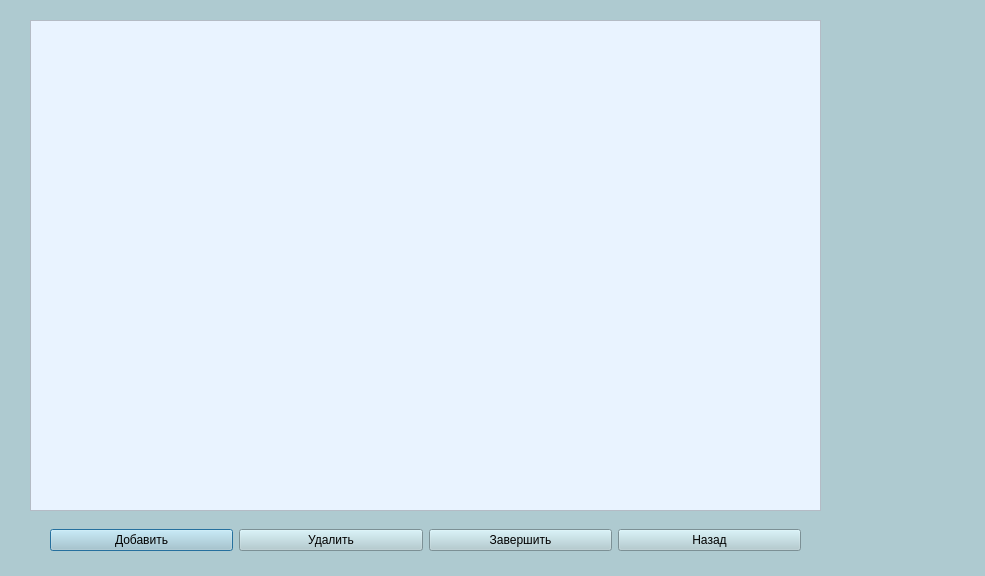
The window that course/editworkswindow.ui (TFed555/Coursework) describes before a commit, drawn with Qt 5.
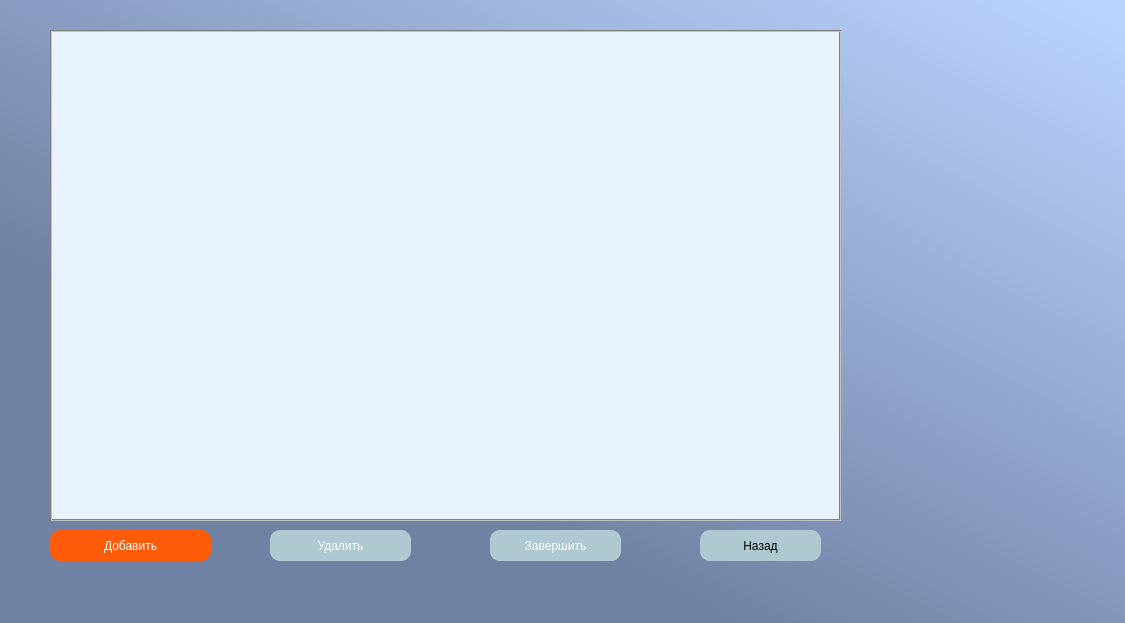
The same window after the commit.

```diff
--- a/course/editworkswindow.ui
+++ b/course/editworkswindow.ui
@@ -6,68 +6,125 @@
    <rect>
     <x>0</x>
     <y>0</y>
-    <width>985</width>
-    <height>576</height>
+    <width>1125</width>
+    <height>623</height>
    </rect>
   </property>
   <property name="windowTitle">
    <string>Dialog</string>
   </property>
   <property name="styleSheet">
-   <string notr="true">background-color: rgb(174, 202, 208);</string>
+   <string notr="true"/>
   </property>
+  <widget class="QLabel" name="label">
+   <property name="geometry">
+    <rect>
+     <x>0</x>
+     <y>0</y>
+     <width>1131</width>
+     <height>631</height>
+    </rect>
+   </property>
+   <property name="styleSheet">
+    <string notr="true">background-color: qlineargradient(spread:pad, x1:1, y1:0.0284091, x2:0.353, y2:0.733, stop:0.00497512 rgba(187, 212, 255, 255), stop:1 rgba(112, 130, 163, 255));</string>
+   </property>
+   <property name="text">
+    <string/>
+   </property>
+  </widget>
   <widget class="QTableView" name="tableView">
    <property name="geometry">
     <rect>
-     <x>30</x>
-     <y>20</y>
+     <x>50</x>
+     <y>30</y>
      <width>791</width>
      <height>491</height>
     </rect>
    </property>
    <property name="styleSheet">
-    <string notr="true">background-color: rgb(233, 243, 255);</string>
+    <string notr="true">background-color: rgb(233, 243, 255);
+Selection-background-color: rgb(132, 170, 216);
+border: 2px groove gray;
+border-radius: 0px;
+padding: 2px 4px;</string>
    </property>
   </widget>
-  <widget class="QWidget" name="horizontalLayoutWidget">
-   <property name="geometry">
-    <rect>
-     <x>50</x>
-     <y>520</y>
-     <width>751</width>
-     <height>41</height>
-    </rect>
-   </property>
-   <layout class="QHBoxLayout" name="horizontalLayout">
-    <item>
      <widget class="QPushButton" name="addButton">
+   <property name="geometry">
+    <rect>
+     <x>50</x>
+     <y>530</y>
+     <width>161</width>
+     <height>31</height>
+    </rect>
+   </property>
+   <property name="styleSheet">
+    <string notr="true">background-color: rgb(255, 92, 10);
+border-color: rgb(0, 0, 0);
+color: rgb(255, 255, 255);
+border-radius:10px;
+font: 8pt &quot;Cascadia Code&quot;;</string>
+   </property>
       <property name="text">
        <string>Добавить</string>
       </property>
      </widget>
-    </item>
-    <item>
      <widget class="QPushButton" name="delButton">
+   <property name="geometry">
+    <rect>
+     <x>270</x>
+     <y>530</y>
+     <width>141</width>
+     <height>31</height>
+    </rect>
+   </property>
+   <property name="styleSheet">
+    <string notr="true">background-color: rgb(174, 202, 208);
+color: rgb(255, 255, 255);
+border-radius:10px;
+font: 8pt &quot;Cascadia Code&quot;;</string>
+   </property>
       <property name="text">
        <string>Удалить</string>
       </property>
      </widget>
-    </item>
-    <item>
      <widget class="QPushButton" name="finishButton">
+   <property name="geometry">
+    <rect>
+     <x>490</x>
+     <y>530</y>
+     <width>131</width>
+     <height>31</height>
+    </rect>
+   </property>
+   <property name="styleSheet">
+    <string notr="true">background-color: rgb(174, 202, 208);
+color: rgb(255, 255, 255);
+border-radius:10px;
+font: 8pt &quot;Cascadia Code&quot;;</string>
+   </property>
       <property name="text">
        <string>Завершить</string>
       </property>
      </widget>
-    </item>
-    <item>
      <widget class="QPushButton" name="backButton">
+   <property name="geometry">
+    <rect>
+     <x>700</x>
+     <y>530</y>
+     <width>121</width>
+     <height>31</height>
+    </rect>
+   </property>
+   <property name="styleSheet">
+    <string notr="true">background-color: rgb(174, 202, 208);
+color: rgb(0, 0, 0);
+border-radius:10px;
+font: 8pt &quot;Cascadia Code&quot;;</string>
+   </property>
       <property name="text">
        <string>Назад</string>
       </property>
-     </widget>
-    </item>
-   </layout>
   </widget>
  </widget>
  <resources/>
```
Lines whose indentation alone changed are shown as unchanged.
